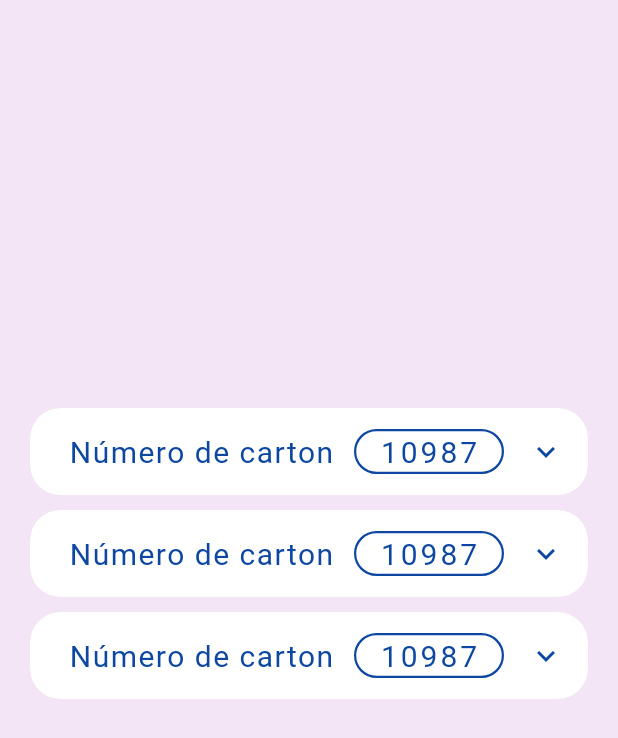
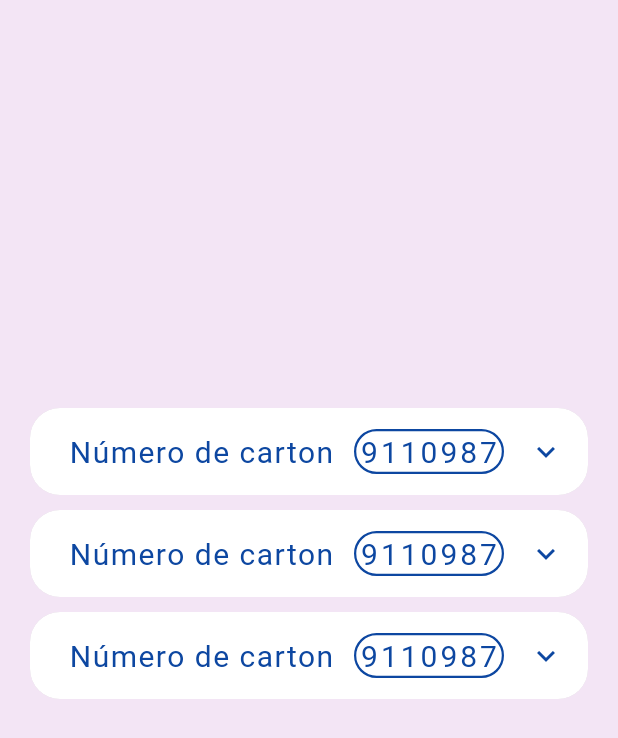
Before and after one commit to flourdes/folding_cardboard, a Flutter app: the screen it shows after launch, on a phone screen of 412 x 824 dp. Shown: the top 738 px of the screen. Run offline on Flutter 3.47's test engine with Material 2 defaults, Android fonts, the light colour scheme and no system bars.

Commit message:
Conectado al modelo

```diff
--- a/lib/main.dart
+++ b/lib/main.dart
@@ -14,9 +14,9 @@ class MyApp extends StatelessWidget {
   Widget build(BuildContext context) {
 
       int intValue = Random().nextInt(90);
-      List<int>list=[intValue];
+      List<int> list = [intValue];
 
-    LotteryTicketModel lotteryTicket= LotteryTicketModel(number: 0010987, numberList: list);
+    LotteryTicketModel lotteryTicket = LotteryTicketModel(number: 9110987, numberList: list);
     return MaterialApp(
       title: 'Flutter Demo',
       debugShowCheckedModeBanner: false,
--- a/lib/src/folding_cardboard_component.dart
+++ b/lib/src/folding_cardboard_component.dart
@@ -112,8 +112,8 @@ class _FoldingCardboardState extends State<FoldingCardboard> {
     );
   }
   String addNumbersLottery(index){
-    if(index < numbers.length){
-      return numbers[index].toString();
+    if(index < widget.lotteryTicketModel.numberList.length){//numbers.length){
+      return widget.lotteryTicketModel.numberList[index].toString();//numbers[index].toString();
     }else{
       return "-";
     }
```
